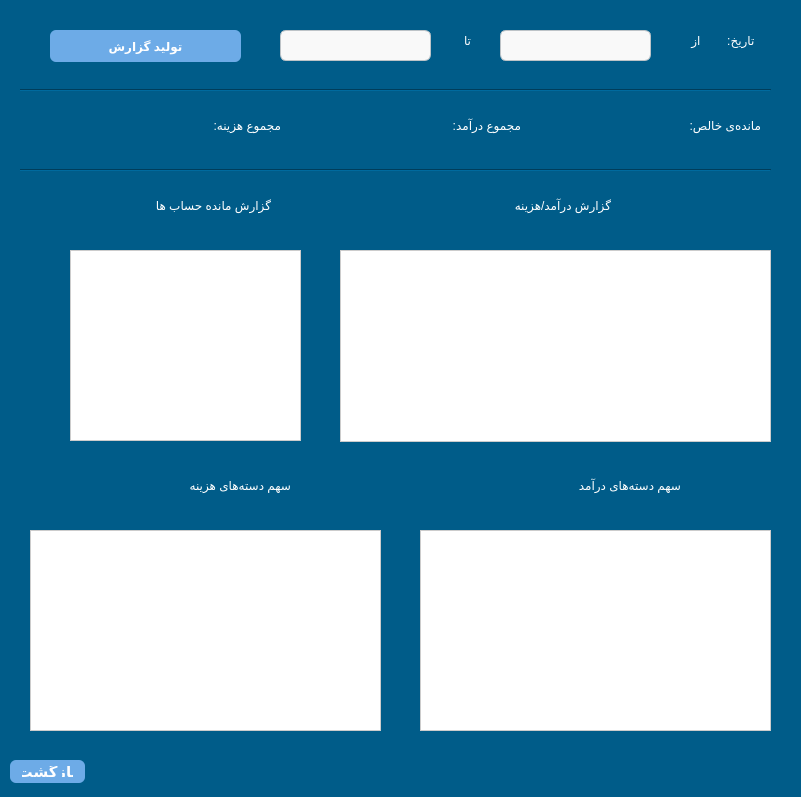
Above: ui/financialreport.ui from salehreal/PersonalAccounting before the change. Below: the same form after it.
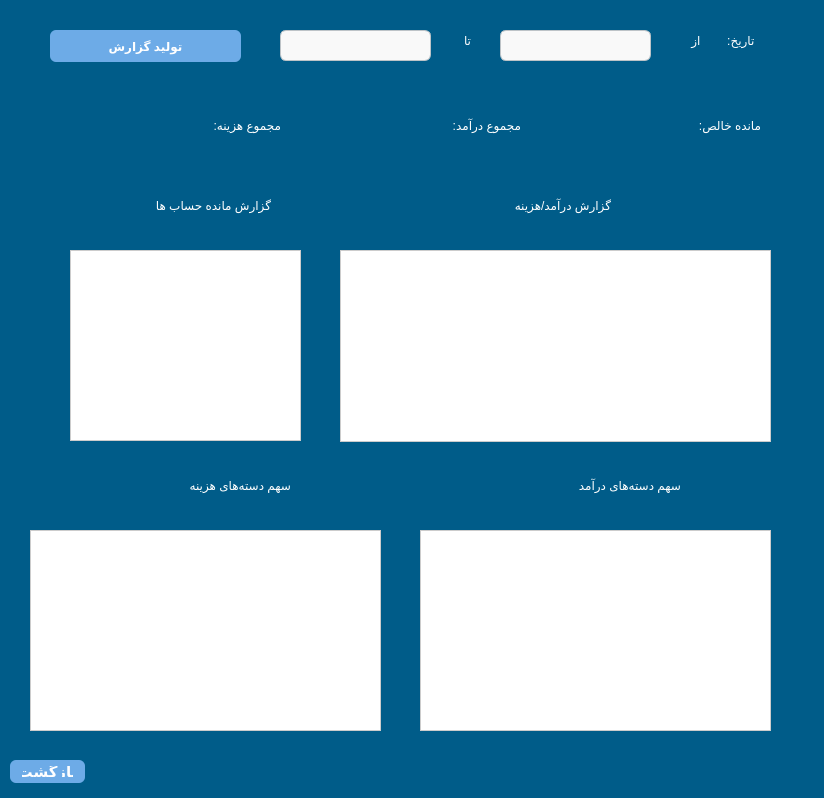
That is the form after the change.

```diff
--- a/ui/financialreport.ui
+++ b/ui/financialreport.ui
@@ -6,8 +6,8 @@
    <rect>
     <x>0</x>
     <y>0</y>
-    <width>801</width>
-    <height>797</height>
+    <width>824</width>
+    <height>798</height>
    </rect>
   </property>
   <property name="windowTitle">
@@ -284,8 +284,19 @@
      <height>31</height>
     </rect>
    </property>
+   <property name="styleSheet">
+    <string notr="true">
+QLabel {
+    background-color: rgba(0, 0, 0, 0);
+    border: none;
+    color: white;
+    font: 13pt &quot;.AppleSystemUIFont&quot;;
+}
+
+</string>
+   </property>
    <property name="text">
-    <string>مانده‌ی خالص:</string>
+    <string>مانده‌ خالص:</string>
    </property>
   </widget>
   <widget class="QLabel" name="netBalanceLabel_3">
@@ -314,32 +325,6 @@
     <string>مجموع هزینه:</string>
    </property>
   </widget>
-  <widget class="Line" name="line">
-   <property name="geometry">
-    <rect>
-     <x>20</x>
-     <y>80</y>
-     <width>751</width>
-     <height>20</height>
-    </rect>
-   </property>
-   <property name="orientation">
-    <enum>Qt::Horizontal</enum>
-   </property>
-  </widget>
-  <widget class="Line" name="line_2">
-   <property name="geometry">
-    <rect>
-     <x>20</x>
-     <y>160</y>
-     <width>751</width>
-     <height>20</height>
-    </rect>
-   </property>
-   <property name="orientation">
-    <enum>Qt::Horizontal</enum>
-   </property>
-  </widget>
   <widget class="QLabel" name="label_6">
    <property name="geometry">
     <rect>
```
Left out of the diff: 115 changed lines with no effect on the pictures.
